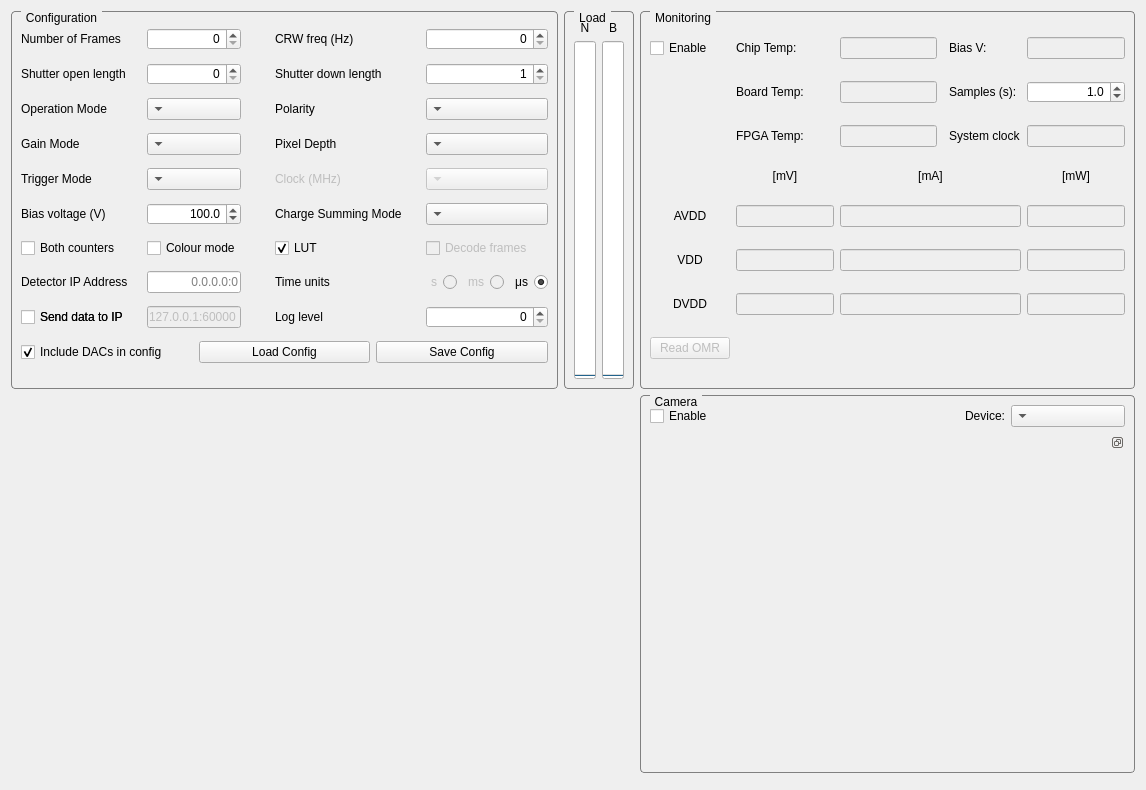
This is SpidrMpx3Eq/qcstmconfigmonitoring.ui in navrit/dexter as Qt 5 draws it before an edit. The edited form follows.
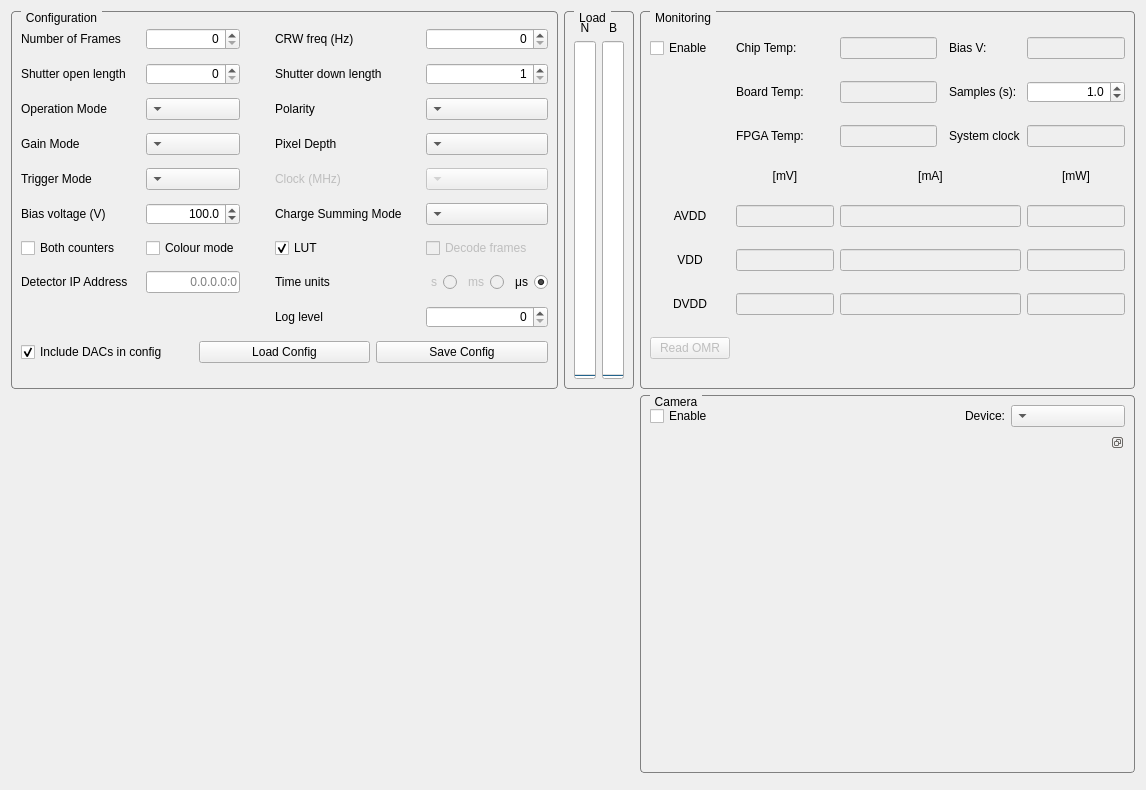
This is the edited form.

Commit message: Remove Send to IP box

Diff of the .ui file:
```diff
--- a/SpidrMpx3Eq/qcstmconfigmonitoring.ui
+++ b/SpidrMpx3Eq/qcstmconfigmonitoring.ui
@@ -467,22 +467,6 @@
           </item>
          </layout>
         </item>
-        <item row="8" column="3">
-         <widget class="QLineEdit" name="sendDataToIPlineEdit">
-          <property name="enabled">
-           <bool>false</bool>
-          </property>
-          <property name="text">
-           <string>127.0.0.1:60000</string>
-          </property>
-          <property name="alignment">
-           <set>Qt::AlignRight|Qt::AlignTrailing|Qt::AlignVCenter</set>
-          </property>
-          <property name="placeholderText">
-           <string>0.0.0.0:0</string>
-          </property>
-         </widget>
-        </item>
         <item row="8" column="5">
          <widget class="QLabel" name="label_13">
           <property name="text">
@@ -500,20 +484,6 @@
           </property>
          </widget>
         </item>
-        <item row="8" column="0">
-         <widget class="QCheckBox" name="checkBox_sendDataToIP">
-          <property name="text">
-           <string>Send data to IP</string>
-          </property>
-         </widget>
-        </item>
-        <item row="8" column="0">
-         <widget class="QCheckBox" name="checkBox_sendDataToIP">
-          <property name="text">
-           <string>Send data to IP</string>
-          </property>
-         </widget>
-        </item>
        </layout>
        <zorder>checkBox_sendDataToIP</zorder>
        <zorder>label_3</zorder>
```
Left out of the diff: 3 changed lines with no effect on the pictures. The commit also changes 2 other files.
